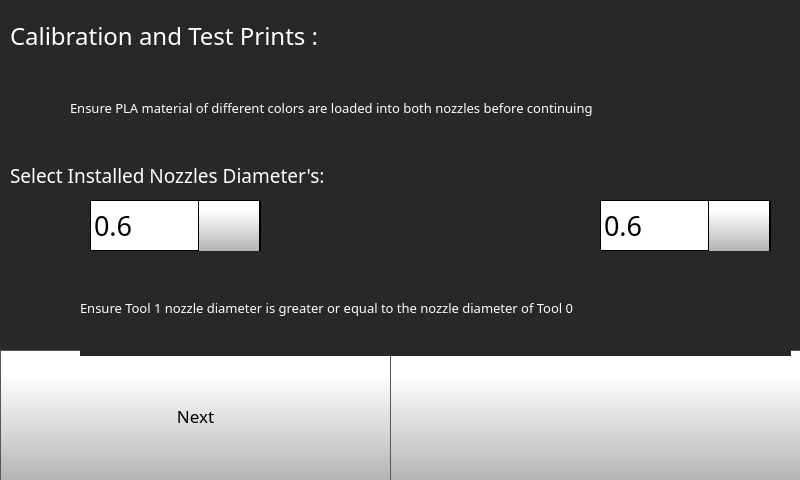
The window that src/ui/test_print/testPrintPage.ui (FracktalWorks/ControlCenter) describes before a commit, drawn with Qt 5.
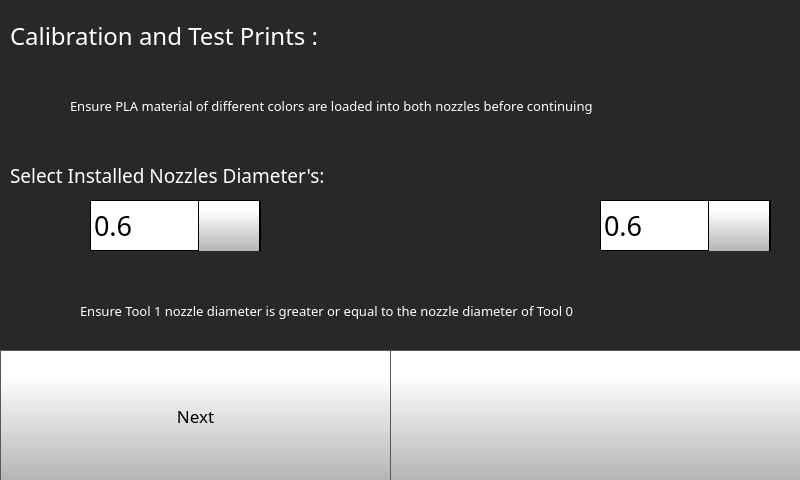
The same window after the commit. Icons and pictures are not drawn.

What changed in the file:
```diff
--- a/src/ui/test_print/testPrintPage.ui
+++ b/src/ui/test_print/testPrintPage.ui
@@ -675,15 +675,16 @@
      <property name="geometry">
       <rect>
        <x>70</x>
-       <y>60</y>
+       <y>75</y>
        <width>721</width>
-       <height>96</height>
+       <height>61</height>
       </rect>
      </property>
      <property name="font">
       <font>
        <family>Gotham</family>
        <pointsize>10</pointsize>
+       <weight>50</weight>
        <bold>false</bold>
       </font>
      </property>
@@ -863,15 +864,16 @@
      <property name="geometry">
       <rect>
        <x>80</x>
-       <y>260</y>
+       <y>280</y>
        <width>711</width>
-       <height>96</height>
+       <height>61</height>
       </rect>
      </property>
      <property name="font">
       <font>
        <family>Gotham</family>
        <pointsize>10</pointsize>
+       <weight>50</weight>
        <bold>false</bold>
       </font>
      </property>
```
Left out of the diff: 22 changed lines with no effect on the pictures.
